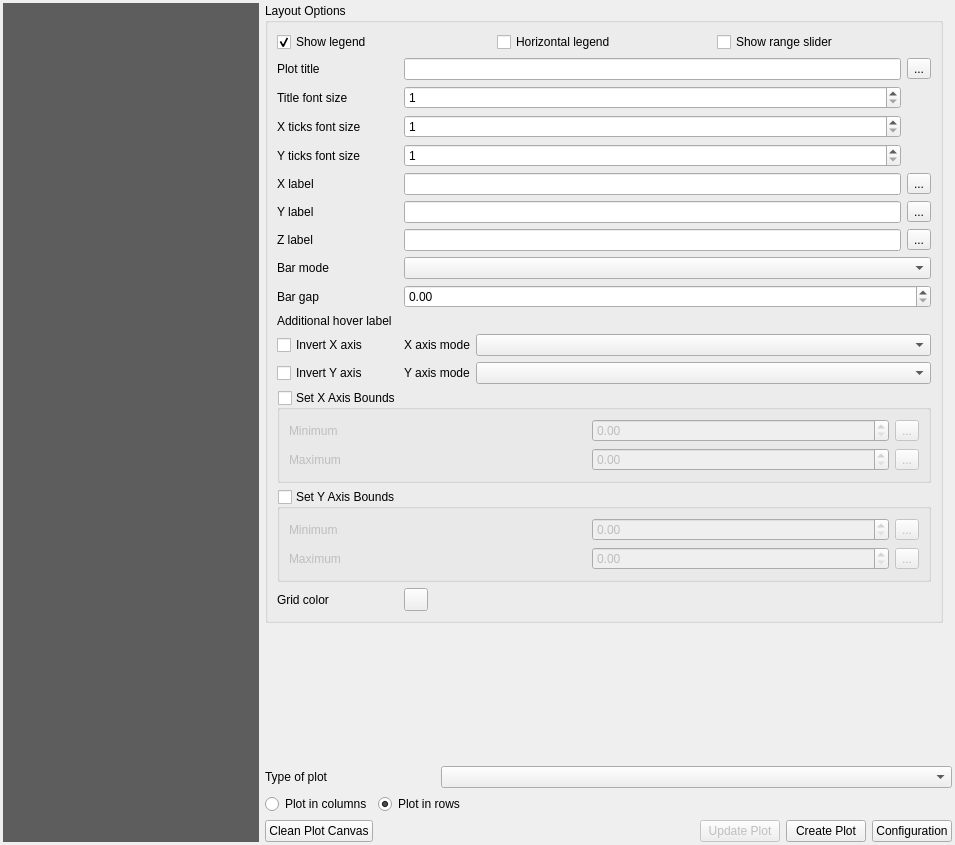
Above: DataPlotly/ui/dataplotly_dockwidget_base.ui from ghtmtt/DataPlotly before the change. Below: the same form after it.
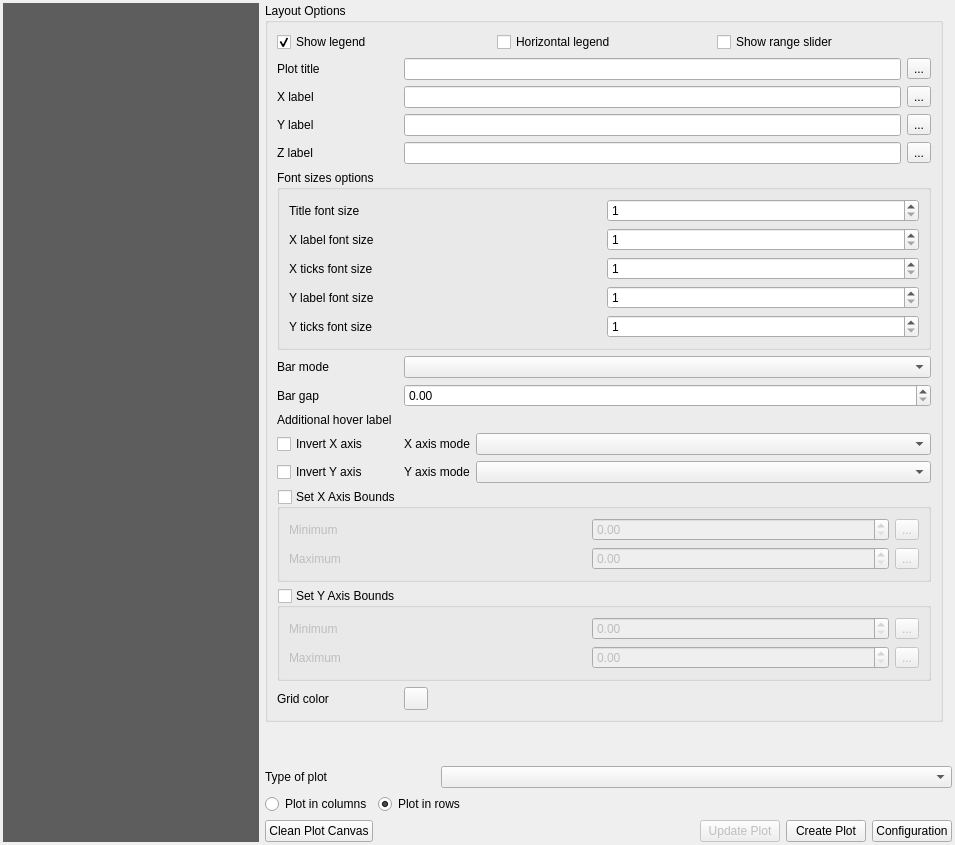
That is the form after the change. The open tabs and pages were chosen to show the change. Custom widgets are drawn as their Qt base class.

Commit message: Add options for x/y labels and put all box in a collapsible group

Patch:
```diff
--- a/DataPlotly/ui/dataplotly_dockwidget_base.ui
+++ b/DataPlotly/ui/dataplotly_dockwidget_base.ui
@@ -915,21 +915,14 @@
                     <bool>false</bool>
                    </property>
                    <layout class="QGridLayout" name="gridLayout_10">
-                    <item row="3" column="0">
-                     <widget class="QLabel" name="font_size_xticks_label">
-                      <property name="text">
-                       <string>X ticks font size</string>
-                      </property>
-                     </widget>
-                    </item>
-                    <item row="31" column="2" colspan="2">
+                    <item row="32" column="2" colspan="2">
                      <widget class="QgsColorButton" name="layout_grid_axis_color">
                       <property name="allowOpacity">
                        <bool>true</bool>
                       </property>
                      </widget>
                     </item>
-                    <item row="29" column="0" colspan="4">
+                    <item row="30" column="0" colspan="4">
                      <widget class="QgsCollapsibleGroupBox" name="x_axis_bounds_check">
                       <property name="title">
                        <string>Set X Axis Bounds</string>
@@ -978,7 +971,7 @@
                       </layout>
                      </widget>
                     </item>
-                    <item row="30" column="0" colspan="4">
+                    <item row="31" column="0" colspan="4">
                      <widget class="QgsCollapsibleGroupBox" name="y_axis_bounds_check">
                       <property name="title">
                        <string>Set Y Axis Bounds</string>
@@ -1027,62 +1020,48 @@
                       </layout>
                      </widget>
                     </item>
-                    <item row="5" column="2">
+                    <item row="2" column="0">
+                     <widget class="QLabel" name="x_axis_label">
+                      <property name="text">
+                       <string>X label</string>
+                      </property>
+                     </widget>
+                    </item>
+                    <item row="2" column="2">
                      <widget class="QLineEdit" name="x_axis_title"/>
                     </item>
-                    <item row="12" column="2" colspan="2">
-                     <widget class="QComboBox" name="bar_mode_combo"/>
+                    <item row="3" column="2">
+                     <widget class="QLineEdit" name="y_axis_title"/>
                     </item>
-                    <item row="5" column="3">
+                    <item row="2" column="3">
                      <widget class="QgsPropertyOverrideButton" name="x_axis_title_defined_button">
                       <property name="text">
                        <string>...</string>
                       </property>
                      </widget>
                     </item>
-                    <item row="16" column="2" colspan="2">
-                     <layout class="QHBoxLayout" name="horizontalLayout_10">
-                      <item>
-                       <widget class="QLabel" name="x_axis_mode_label">
+                    <item row="3" column="0">
+                     <widget class="QLabel" name="y_axis_label">
                         <property name="text">
-                         <string>X axis mode</string>
+                       <string>Y label</string>
                         </property>
                        </widget>
                       </item>
-                      <item>
-                       <widget class="QComboBox" name="x_axis_mode_combo">
-                        <property name="sizePolicy">
-                         <sizepolicy hsizetype="Expanding" vsizetype="Fixed">
-                          <horstretch>0</horstretch>
-                          <verstretch>0</verstretch>
-                         </sizepolicy>
-                        </property>
-                       </widget>
-                      </item>
-                     </layout>
-                    </item>
-                    <item row="1" column="3">
-                     <widget class="QgsPropertyOverrideButton" name="plot_title_defined_button">
+                    <item row="3" column="3">
+                     <widget class="QgsPropertyOverrideButton" name="y_axis_title_defined_button">
                       <property name="text">
                        <string>...</string>
                       </property>
                      </widget>
                     </item>
-                    <item row="18" column="0">
+                    <item row="19" column="0">
                      <widget class="QCheckBox" name="invert_y_check">
                       <property name="text">
                        <string>Invert Y axis</string>
                       </property>
                      </widget>
                     </item>
-                    <item row="9" column="0">
-                     <widget class="QLabel" name="z_axis_label">
-                      <property name="text">
-                       <string>Z label</string>
-                      </property>
-                     </widget>
-                    </item>
-                    <item row="18" column="2" colspan="2">
+                    <item row="19" column="2" colspan="2">
                      <layout class="QHBoxLayout" name="horizontalLayout_11">
                       <item>
                        <widget class="QLabel" name="y_axis_mode_label">
@@ -1103,51 +1082,37 @@
                       </item>
                      </layout>
                     </item>
-                    <item row="31" column="0">
-                     <widget class="QLabel" name="grid_color_label">
-                      <property name="text">
-                       <string>Grid color</string>
-                      </property>
-                     </widget>
+                    <item row="13" column="2" colspan="2">
+                     <widget class="QComboBox" name="bar_mode_combo"/>
                     </item>
-                    <item row="7" column="0">
-                     <widget class="QLabel" name="y_axis_label">
+                    <item row="17" column="2" colspan="2">
+                     <layout class="QHBoxLayout" name="horizontalLayout_10">
+                      <item>
+                       <widget class="QLabel" name="x_axis_mode_label">
                       <property name="text">
-                       <string>Y label</string>
+                         <string>X axis mode</string>
                       </property>
                      </widget>
                     </item>
-                    <item row="9" column="2">
-                     <widget class="QLineEdit" name="z_axis_title"/>
-                    </item>
-                    <item row="12" column="0">
-                     <widget class="QLabel" name="bar_mode_lab">
-                      <property name="text">
-                       <string>Bar mode</string>
+                      <item>
+                       <widget class="QComboBox" name="x_axis_mode_combo">
+                        <property name="sizePolicy">
+                         <sizepolicy hsizetype="Expanding" vsizetype="Fixed">
+                          <horstretch>0</horstretch>
+                          <verstretch>0</verstretch>
+                         </sizepolicy>
                       </property>
                      </widget>
                     </item>
-                    <item row="9" column="3">
-                     <widget class="QgsPropertyOverrideButton" name="z_axis_title_defined_button">
-                      <property name="text">
-                       <string>...</string>
-                      </property>
-                     </widget>
+                     </layout>
                     </item>
-                    <item row="7" column="3">
-                     <widget class="QgsPropertyOverrideButton" name="y_axis_title_defined_button">
+                    <item row="1" column="3">
+                     <widget class="QgsPropertyOverrideButton" name="plot_title_defined_button">
                       <property name="text">
                        <string>...</string>
                       </property>
                      </widget>
                     </item>
-                    <item row="14" column="0">
-                     <widget class="QLabel" name="additional_info_label">
-                      <property name="text">
-                       <string>Additional hover label</string>
-                      </property>
-                     </widget>
-                    </item>
                     <item row="0" column="0" colspan="4">
                      <layout class="QHBoxLayout" name="horizontalLayout_6">
                       <item>
@@ -1176,17 +1141,17 @@
                       </item>
                      </layout>
                     </item>
-                    <item row="1" column="0">
-                     <widget class="QLabel" name="plot_title_lab">
+                    <item row="13" column="0">
+                     <widget class="QLabel" name="bar_mode_lab">
                       <property name="text">
-                       <string>Plot title</string>
+                       <string>Bar mode</string>
                       </property>
                      </widget>
                     </item>
-                    <item row="1" column="2">
-                     <widget class="QLineEdit" name="plot_title_line"/>
+                    <item row="15" column="2">
+                     <widget class="QgsFieldExpressionWidget" name="additional_info_combo"/>
                     </item>
-                    <item row="13" column="2" colspan="2">
+                    <item row="14" column="2" colspan="2">
                      <widget class="QgsDoubleSpinBox" name="bar_gap">
                       <property name="maximum">
                        <double>1.000000000000000</double>
@@ -1196,58 +1161,78 @@
                       </property>
                      </widget>
                     </item>
-                    <item row="7" column="2">
-                     <widget class="QLineEdit" name="y_axis_title"/>
+                    <item row="1" column="2">
+                     <widget class="QLineEdit" name="plot_title_line"/>
                     </item>
-                    <item row="5" column="0">
-                     <widget class="QLabel" name="x_axis_label">
+                    <item row="32" column="0">
+                     <widget class="QLabel" name="grid_color_label">
                       <property name="text">
-                       <string>X label</string>
+                       <string>Grid color</string>
                       </property>
                      </widget>
                     </item>
-                    <item row="14" column="2">
-                     <widget class="QgsFieldExpressionWidget" name="additional_info_combo"/>
-                    </item>
-                    <item row="2" column="2">
-                     <widget class="QSpinBox" name="font_size_title_value">
-                      <property name="minimum">
-                       <number>1</number>
+                    <item row="17" column="0">
+                     <widget class="QCheckBox" name="invert_x_check">
+                      <property name="text">
+                       <string>Invert X axis</string>
                       </property>
-                      <property name="maximum">
-                       <number>1000</number>
-                      </property>
                      </widget>
                     </item>
-                    <item row="13" column="0">
+                    <item row="14" column="0">
                      <widget class="QLabel" name="bar_gap_label">
                       <property name="text">
                        <string>Bar gap</string>
                       </property>
                      </widget>
                     </item>
-                    <item row="2" column="0">
+                    <item row="1" column="0">
+                     <widget class="QLabel" name="plot_title_lab">
+                      <property name="text">
+                       <string>Plot title</string>
+                      </property>
+                     </widget>
+                    </item>
+                    <item row="15" column="0">
+                     <widget class="QLabel" name="additional_info_label">
+                      <property name="text">
+                       <string>Additional hover label</string>
+                      </property>
+                     </widget>
+                    </item>
+                    <item row="5" column="0" colspan="4">
+                     <widget class="QgsCollapsibleGroupBox" name="layout_font_sizes">
+                      <property name="title">
+                       <string>Font sizes options</string>
+                      </property>
+                      <property name="checkable">
+                       <bool>false</bool>
+                      </property>
+                      <property name="collapsed">
+                       <bool>false</bool>
+                      </property>
+                      <layout class="QGridLayout" name="gridLayout_11">
+                       <item row="0" column="0">
                      <widget class="QLabel" name="font_size_title_label">
                       <property name="text">
                        <string>Title font size</string>
                       </property>
                      </widget>
                     </item>
-                    <item row="16" column="0">
-                     <widget class="QCheckBox" name="invert_x_check">
+                       <item row="3" column="0">
+                        <widget class="QLabel" name="font_size_xlabel_label">
                       <property name="text">
-                       <string>Invert X axis</string>
+                          <string>X label font size</string>
                       </property>
                      </widget>
                     </item>
-                    <item row="4" column="0">
+                       <item row="6" column="0">
                      <widget class="QLabel" name="font_size_yticks_label">
                       <property name="text">
                        <string>Y ticks font size</string>
                       </property>
                      </widget>
                     </item>
-                    <item row="3" column="2">
+                       <item row="4" column="2">
                      <widget class="QSpinBox" name="font_size_xticks_value">
                       <property name="minimum">
                        <number>1</number>
@@ -1257,13 +1242,77 @@
                       </property>
                      </widget>
                     </item>
-                    <item row="4" column="2">
+                       <item row="0" column="2">
+                        <widget class="QSpinBox" name="font_size_title_value">
+                         <property name="minimum">
+                          <number>1</number>
+                         </property>
+                         <property name="maximum">
+                          <number>1000</number>
+                         </property>
+                        </widget>
+                       </item>
+                       <item row="6" column="2">
                      <widget class="QSpinBox" name="font_size_yticks_value">
                       <property name="minimum">
                        <number>1</number>
                       </property>
                       <property name="maximum">
                        <number>1000</number>
+                         </property>
+                        </widget>
+                       </item>
+                       <item row="4" column="0">
+                        <widget class="QLabel" name="font_size_xticks_label">
+                         <property name="text">
+                          <string>X ticks font size</string>
+                         </property>
+                        </widget>
+                       </item>
+                       <item row="5" column="0">
+                        <widget class="QLabel" name="font_size_ylabel_label">
+                         <property name="text">
+                          <string>Y label font size</string>
+                         </property>
+                        </widget>
+                       </item>
+                       <item row="3" column="2">
+                        <widget class="QSpinBox" name="font_size_xlabel_value">
+                         <property name="minimum">
+                          <number>1</number>
+                         </property>
+                         <property name="maximum">
+                          <number>1000</number>
+                         </property>
+                        </widget>
+                       </item>
+                       <item row="5" column="2">
+                        <widget class="QSpinBox" name="font_size_ylabel_value">
+                         <property name="minimum">
+                          <number>1</number>
+                         </property>
+                         <property name="maximum">
+                          <number>1000</number>
+                         </property>
+                        </widget>
+                       </item>
+                      </layout>
+                     </widget>
+                    </item>
+                    <item row="4" column="2">
+                     <widget class="QLineEdit" name="z_axis_title"/>
+                    </item>
+                    <item row="4" column="3">
+                     <widget class="QgsPropertyOverrideButton" name="z_axis_title_defined_button">
+                      <property name="text">
+                       <string>...</string>
+                      </property>
+                     </widget>
+                    </item>
+                    <item row="4" column="0">
+                     <widget class="QLabel" name="z_axis_label">
+                      <property name="text">
+                       <string>Z label</string>
                       </property>
                      </widget>
                     </item>
```
Lines whose indentation alone changed are shown as unchanged. The commit also changes 3 other files.
